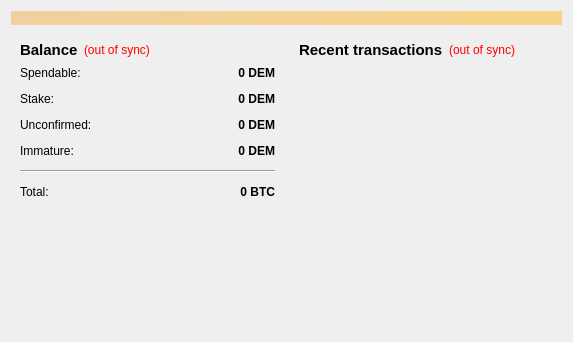
emarkproject/eMark, file src/qt/forms/overviewpage.ui: the form before one commit.
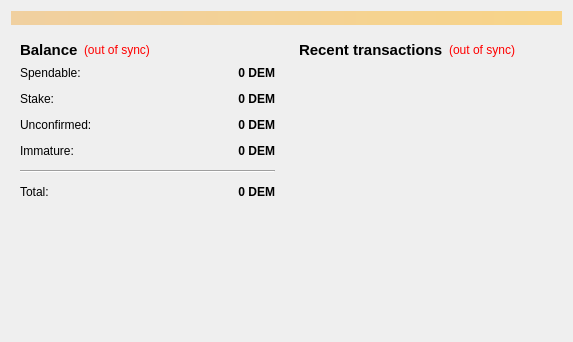
The form after the commit.

```diff
--- a/src/qt/forms/overviewpage.ui
+++ b/src/qt/forms/overviewpage.ui
@@ -250,7 +250,7 @@
                <string>Your current total balance</string>
               </property>
               <property name="text">
-               <string notr="true">0 BTC</string>
+               <string notr="true">0 DEM</string>
               </property>
               <property name="alignment">
                <set>Qt::AlignRight|Qt::AlignTrailing|Qt::AlignVCenter</set>
```
